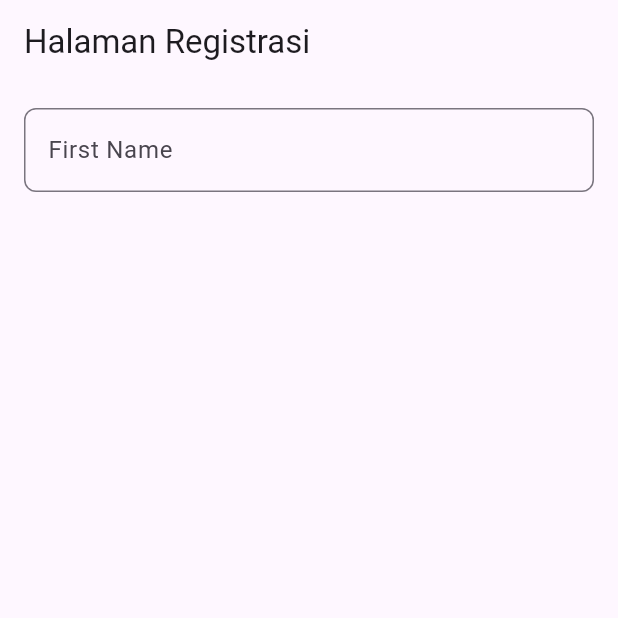
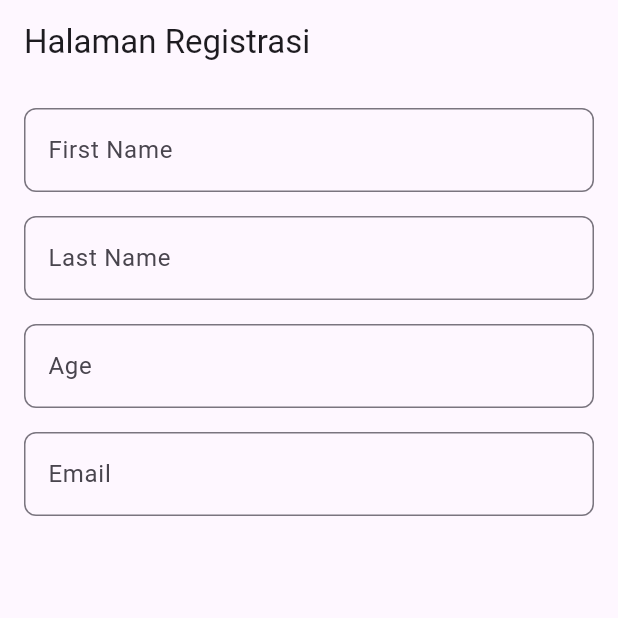
Before and after one commit to Ninaa135/2407810040011_Ujian_API, a Flutter app: the screen it shows after launch, on a phone screen of 412 x 824 dp, the top half of it. Run offline on Flutter 3.47's test engine with Material 3 defaults, Android fonts, the phone set to English and light mode, and no system bars.

```diff
--- a/lib/pages/registrasi.dart
+++ b/lib/pages/registrasi.dart
@@ -1,4 +1,6 @@
 import 'package:flutter/material.dart';
+import 'package:http/http.dart' as http;
+import 'dart:convert';
 
 class Register extends StatefulWidget {
   const Register({super.key});
@@ -9,6 +11,11 @@ class Register extends StatefulWidget {
 
 class _RegisterState extends State<Register> {
   final TextEditingController _firstNameController = TextEditingController();
+  final TextEditingController _lastNameController = TextEditingController();
+  final TextEditingController _ageController = TextEditingController();
+  final TextEditingController _emailController = TextEditingController();
+
+  final GlobalKey<FormState> _formKey = GlobalKey<FormState>();
 
   Widget _buildInputField(
     String label,
@@ -42,6 +49,17 @@ class _RegisterState extends State<Register> {
             crossAxisAlignment: CrossAxisAlignment.stretch,
             children: <Widget>[
               _buildInputField('First Name', _firstNameController),
+              const SizedBox(height: 16.0),
+
+              _buildInputField('Last Name', _lastNameController),
+              const SizedBox(height: 16.0),
+
+              _buildInputField('Age', _ageController, isNumber: true),
+              const SizedBox(height: 16.0),
+
+              _buildInputField('Email', _emailController, isEmail: true),
+              const SizedBox(height: 32.0),
+
             ],
           ),
         ),
```
